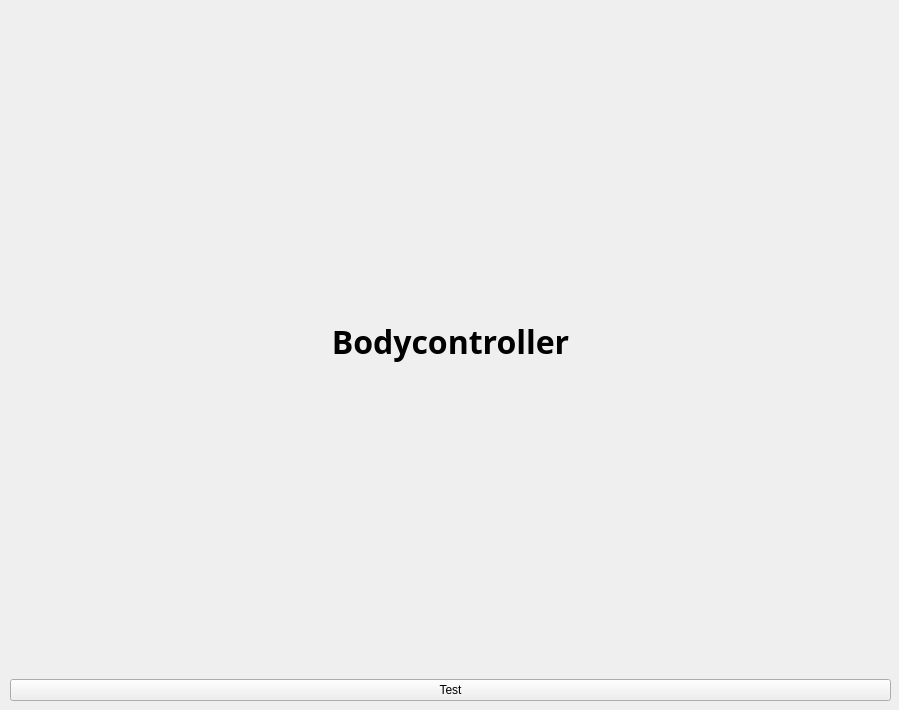
Above: libbodycontroller/main_window.ui from gonium/bodycontroller before the change. Below: the same form after it.
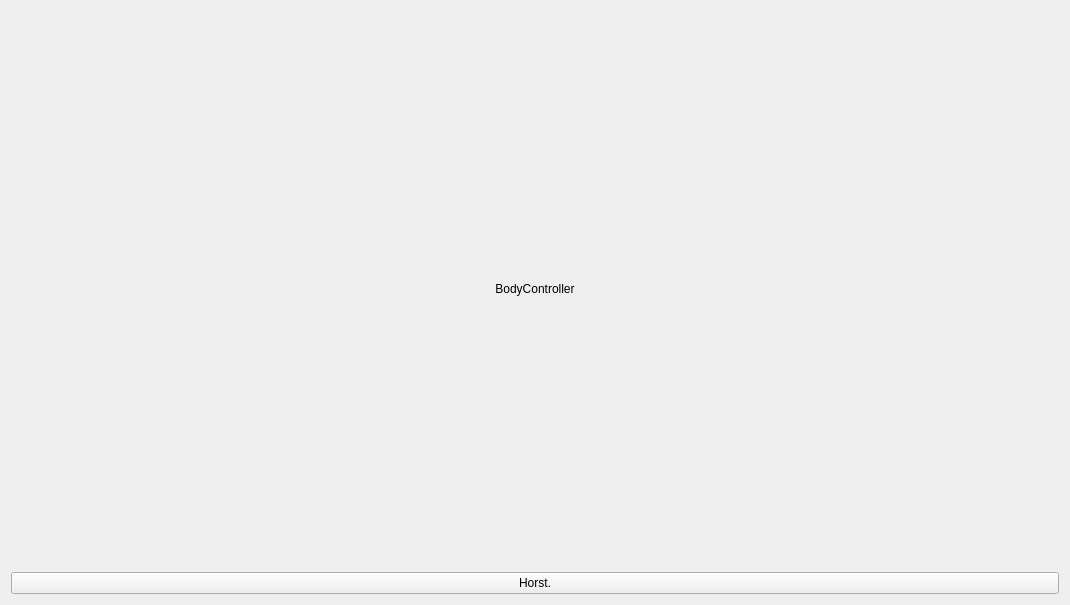
That is the form after the change. Icons and pictures are not drawn.

Commit message: opengl window is usable.

```diff
--- a/libbodycontroller/main_window.ui
+++ b/libbodycontroller/main_window.ui
@@ -6,8 +6,8 @@
    <rect>
     <x>0</x>
     <y>0</y>
-    <width>899</width>
-    <height>710</height>
+    <width>1070</width>
+    <height>605</height>
    </rect>
   </property>
   <property name="sizePolicy">
@@ -22,32 +22,15 @@
   <property name="styleSheet">
    <string notr="true">QWidget {background-image: url(:/images/images/HexaBus-Steckdose.jpg)}</string>
   </property>
-  <widget class="QWidget" name="verticalLayoutWidget">
-   <property name="geometry">
-    <rect>
-     <x>10</x>
-     <y>10</y>
-     <width>881</width>
-     <height>691</height>
-    </rect>
-   </property>
-   <layout class="QVBoxLayout" name="verticalLayout">
+  <layout class="QHBoxLayout" name="horizontalLayout_2">
     <item>
      <layout class="QHBoxLayout" name="horizontalLayout">
       <item>
-       <layout class="QVBoxLayout" name="verticalLayout_2">
+      <layout class="QVBoxLayout" name="verticalLayout">
         <item>
          <widget class="QLabel" name="label">
-          <property name="font">
-           <font>
-            <family>Source Code Pro</family>
-            <pointsize>24</pointsize>
-            <weight>75</weight>
-            <bold>true</bold>
-           </font>
-          </property>
           <property name="text">
-           <string>Bodycontroller</string>
+          <string>BodyController</string>
           </property>
           <property name="alignment">
            <set>Qt::AlignCenter</set>
@@ -57,7 +40,7 @@
         <item>
          <widget class="QPushButton" name="testbutton">
           <property name="text">
-           <string>Test</string>
+          <string>Horst.</string>
           </property>
          </widget>
         </item>
@@ -66,7 +49,6 @@
      </layout>
     </item>
    </layout>
-  </widget>
  </widget>
  <resources>
   <include location="sprites.qrc"/>
```
Lines whose indentation alone changed are shown as unchanged. The commit also changes 6 other files.
